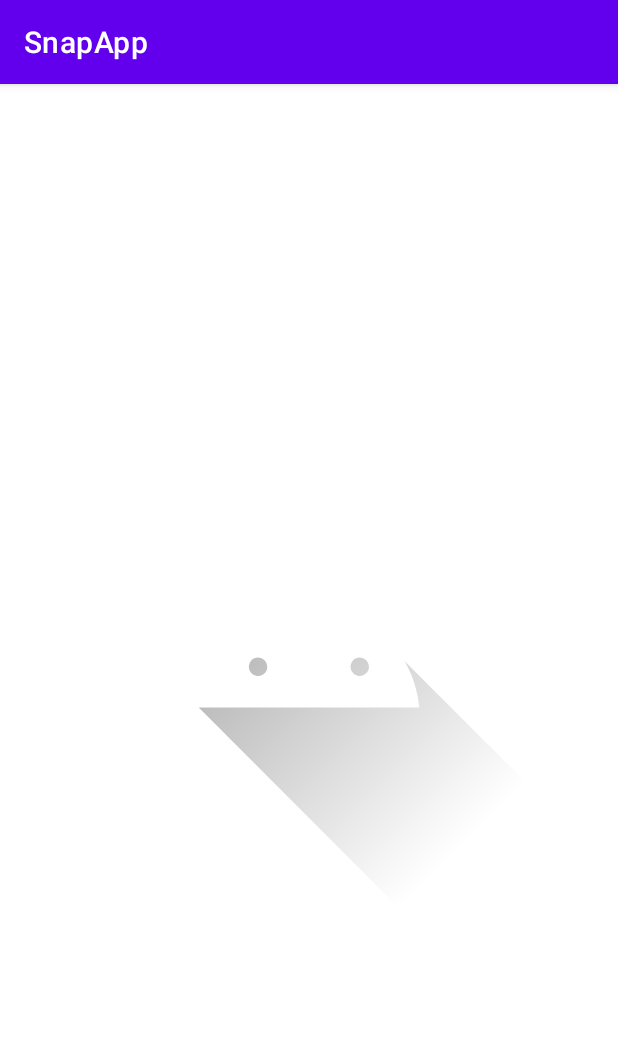
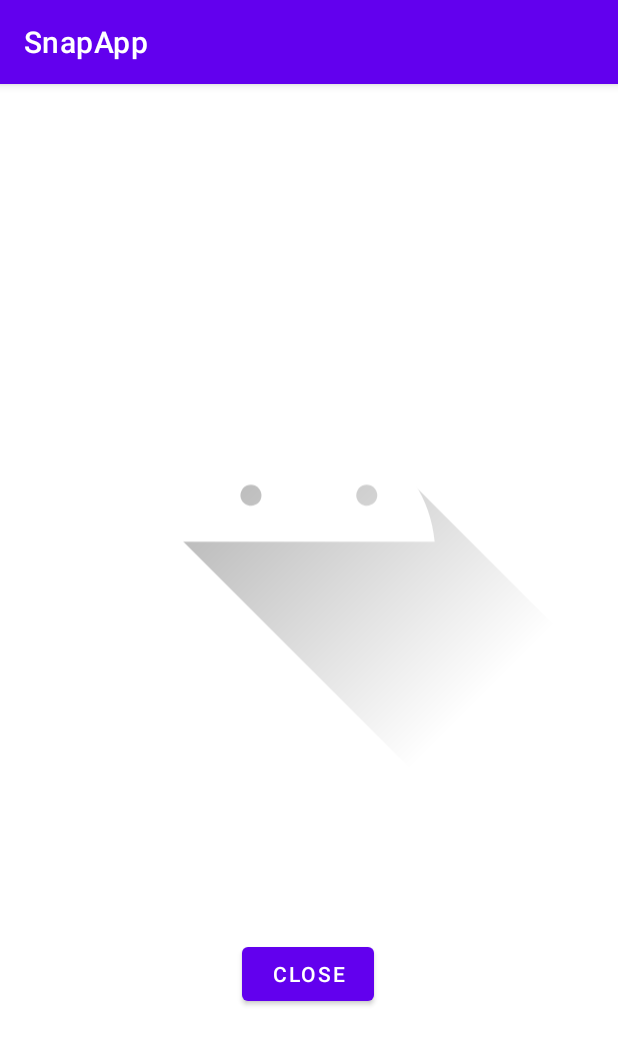
Before and after one commit to DavidKrtolica/AndroidDev, an Android app: the DetailsActivity screen opened directly, with no data from a screen before it, on a phone screen of 412 x 824 dp. Shown: the top 1045 px of the screen. Run offline under Robolectric (Android 15) with nearby library versions, the phone set to English and light mode, and no system bars; our stand-ins replace Firebase (no records; nobody signed in at launch, a user with empty details on screens opened directly).

Commit message:
Fully finished Snap App mandatory 2 - all requirements satisfied

```diff
--- a/SnapApp/app/src/main/java/com/example/snapapp/DetailsActivity.java
+++ b/SnapApp/app/src/main/java/com/example/snapapp/DetailsActivity.java
@@ -5,14 +5,19 @@ import androidx.appcompat.app.AppCompatActivity;
 import android.graphics.Bitmap;
 import android.graphics.BitmapFactory;
 import android.os.Bundle;
+import android.os.CountDownTimer;
+import android.view.View;
 import android.widget.ImageView;
 
+import com.example.snapapp.model.ImageRef;
 import com.example.snapapp.repo.MyRepo;
 
 public class DetailsActivity extends AppCompatActivity implements TaskListener {
 
     private ImageView snap;
-    private Bitmap currentBitmap;
+
+    private String imgRef;
+    private String imgID;
 
     @Override
     protected void onCreate(Bundle savedInstanceState) {
@@ -21,8 +26,34 @@ public class DetailsActivity extends AppCompatActivity implements TaskListener {
 
         snap = findViewById(R.id.snap);
 
-        String imgID = getIntent().getStringExtra("imgid");
-        MyRepo.r().downloadBitmap(imgID, this);
+        // SIMPLY GETTING THE INTENT EXTRA SENT FROM CHAT ACTIVITY
+        imgRef = getIntent().getStringExtra("imgref");
+        imgID = getIntent().getStringExtra("imgid");
+
+        MyRepo.r().downloadBitmap(imgRef, this);
+
+        // VERY COOL METHOD I HAVE FOUND ON THE INTERNET, BASICALLY A SIMPLE TIMER
+        // WHICH ALLOWS US TO EXECUTE SOME CODE AFTER A CERTAIN AMOUNT OF TIME PASSES,
+        // IN THIS CASE 10 SECONDS UNTIL THE SNAP GETS DELETED
+        new CountDownTimer(10000, 1000) {
+            @Override
+            public void onTick(long millisUntilFinished) {
+                System.out.println("Snap ending soon!");
+            }
+            public void onFinish() {
+                MyRepo.r().deleteRef(imgID);
+                MyRepo.r().deleteDbImg(imgRef);
+                finish();
+            }
+        }.start();
+    }
+
+    // THIS METHOD IS THE BUTTON-PRESS ACTION TO ALLOW THE USE TO
+    // CLOSE SNAP RIGHT AWAY MANUALLY
+    public void closePressed(View view) {
+        MyRepo.r().deleteRef(imgID);
+        MyRepo.r().deleteDbImg(imgRef);
+        finish();
     }
 
     @Override
--- a/SnapApp/app/src/main/res/layout/activity_details.xml
+++ b/SnapApp/app/src/main/res/layout/activity_details.xml
@@ -8,11 +8,26 @@
 
     <ImageView
         android:id="@+id/snap"
-        android:layout_width="345dp"
-        android:layout_height="384dp"
+        android:layout_width="393dp"
+        android:layout_height="467dp"
         app:layout_constraintBottom_toBottomOf="parent"
         app:layout_constraintEnd_toEndOf="parent"
         app:layout_constraintStart_toStartOf="parent"
         app:layout_constraintTop_toTopOf="parent"
+        app:layout_constraintVertical_bias="0.117"
         app:srcCompat="@drawable/ic_launcher_foreground" />
+
+    <Button
+        android:id="@+id/button"
+        android:layout_width="wrap_content"
+        android:layout_height="wrap_content"
+        android:layout_marginTop="28dp"
+        android:onClick="closePressed"
+        android:text="Close"
+        app:layout_constraintBottom_toBottomOf="parent"
+        app:layout_constraintEnd_toEndOf="parent"
+        app:layout_constraintHorizontal_bias="0.498"
+        app:layout_constraintStart_toStartOf="parent"
+        app:layout_constraintTop_toBottomOf="@+id/snap"
+        app:layout_constraintVertical_bias="0.204" />
 </androidx.constraintlayout.widget.ConstraintLayout>
```
Also changed, not shown: SnapApp/app/src/main/java/com/example/snapapp/ChatActivity.java (+9 -3 lines), SnapApp/app/src/main/java/com/example/snapapp/EditSnapActivity.java (+13 -18 lines), SnapApp/app/src/main/java/com/example/snapapp/MainActivity.java (+10 -2 lines), SnapApp/app/src/main/java/com/example/snapapp/adapter/MyAdapter.java (+5 -3 lines), SnapApp/app/src/main/java/com/example/snapapp/model/ImageRef.java (added, +28 -0 lines), SnapApp/app/src/main/java/com/example/snapapp/repo/MyRepo.java (+76 -20 lines), SnapApp/app/src/main/res/layout/activity_chat.xml (+5 -3 lines).
